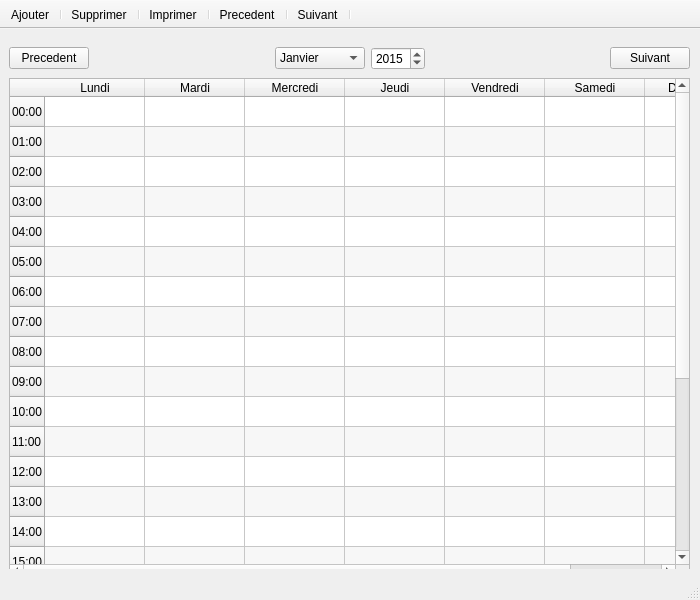
Qt form calendarwindow.ui (willemotlucas/ProjectCalendar) before a commit.
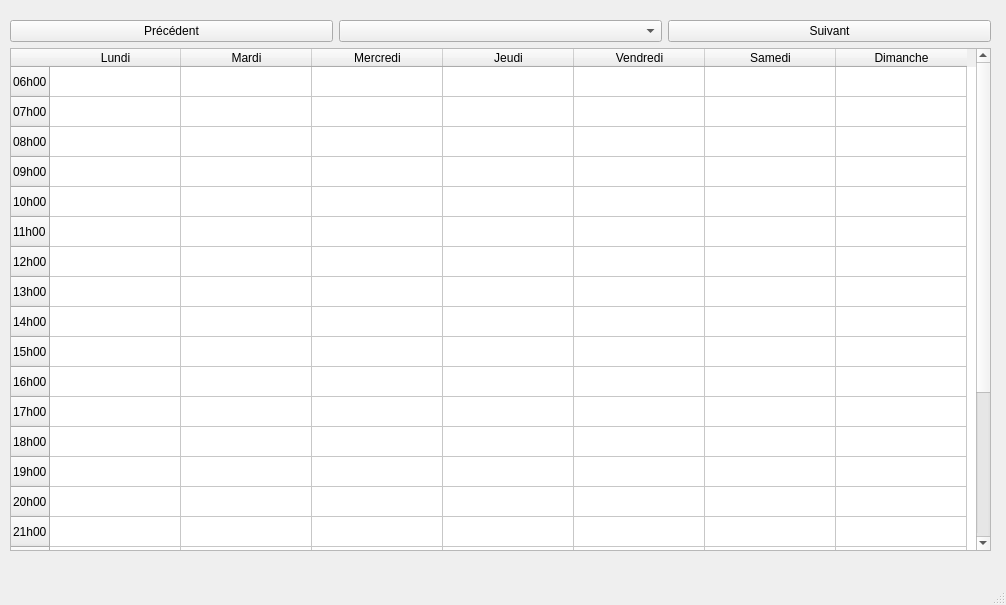
The same form after that commit.

```diff
--- a/calendarwindow.ui
+++ b/calendarwindow.ui
@@ -6,162 +6,163 @@
    <rect>
     <x>0</x>
     <y>0</y>
-    <width>700</width>
-    <height>600</height>
+    <width>1006</width>
+    <height>605</height>
    </rect>
   </property>
-  <property name="minimumSize">
-   <size>
-    <width>700</width>
-    <height>600</height>
-   </size>
-  </property>
   <property name="windowTitle">
    <string>Project Calendar</string>
   </property>
   <widget class="QWidget" name="centralwidget">
-   <layout class="QHBoxLayout" name="horizontalLayout">
-    <item>
-     <widget class="QWidget" name="fenetre" native="true">
+   <widget class="QWidget" name="">
+    <property name="geometry">
+     <rect>
+      <x>10</x>
+      <y>20</y>
+      <width>981</width>
+      <height>531</height>
+     </rect>
+    </property>
+    <layout class="QVBoxLayout" name="verticalLayout">
+     <item>
+      <layout class="QHBoxLayout" name="horizontalLayout">
+       <item>
+        <widget class="QPushButton" name="previous_week">
+         <property name="text">
+          <string>Précédent</string>
+         </property>
+        </widget>
+       </item>
+       <item>
+        <widget class="QComboBox" name="choose_week"/>
+       </item>
+       <item>
+        <widget class="QPushButton" name="next_week">
+         <property name="text">
+          <string>Suivant</string>
+         </property>
+        </widget>
+       </item>
+      </layout>
+     </item>
+     <item>
       <widget class="QTableWidget" name="agenda_widget">
-       <property name="geometry">
-        <rect>
-         <x>0</x>
-         <y>40</y>
-         <width>681</width>
-         <height>501</height>
-        </rect>
-       </property>
-       <property name="alternatingRowColors">
-        <bool>true</bool>
-       </property>
-       <property name="selectionMode">
-        <enum>QAbstractItemView::SingleSelection</enum>
-       </property>
-       <property name="selectionBehavior">
-        <enum>QAbstractItemView::SelectItems</enum>
-       </property>
-       <attribute name="horizontalHeaderCascadingSectionResizes">
-        <bool>true</bool>
+       <attribute name="horizontalHeaderDefaultSectionSize">
+        <number>131</number>
        </attribute>
        <row>
         <property name="text">
-         <string>00:00</string>
+         <string>06h00</string>
         </property>
        </row>
        <row>
         <property name="text">
-         <string>01:00</string>
+         <string>07h00</string>
         </property>
        </row>
        <row>
         <property name="text">
-         <string>02:00</string>
+         <string>08h00</string>
         </property>
        </row>
        <row>
         <property name="text">
-         <string>03:00</string>
+         <string>09h00</string>
         </property>
        </row>
        <row>
         <property name="text">
-         <string>04:00</string>
+         <string>10h00</string>
         </property>
        </row>
        <row>
         <property name="text">
-         <string>05:00</string>
+         <string>11h00</string>
         </property>
        </row>
        <row>
         <property name="text">
-         <string>06:00</string>
+         <string>12h00</string>
         </property>
        </row>
        <row>
         <property name="text">
-         <string>07:00</string>
+         <string>13h00</string>
         </property>
        </row>
        <row>
         <property name="text">
-         <string>08:00</string>
+         <string>14h00</string>
         </property>
        </row>
        <row>
         <property name="text">
-         <string>09:00</string>
+         <string>15h00</string>
         </property>
        </row>
        <row>
         <property name="text">
-         <string>10:00</string>
+         <string>16h00</string>
         </property>
        </row>
        <row>
         <property name="text">
-         <string>11:00</string>
+         <string>17h00</string>
         </property>
        </row>
        <row>
         <property name="text">
-         <string>12:00</string>
+         <string>18h00</string>
         </property>
        </row>
        <row>
         <property name="text">
-         <string>13:00</string>
+         <string>19h00</string>
         </property>
        </row>
        <row>
         <property name="text">
-         <string>14:00</string>
+         <string>20h00</string>
         </property>
        </row>
        <row>
         <property name="text">
-         <string>15:00</string>
+         <string>21h00</string>
         </property>
        </row>
        <row>
         <property name="text">
-         <string>16:00</string>
+         <string>22h00</string>
         </property>
        </row>
        <row>
         <property name="text">
-         <string>17:00</string>
+         <string>00h00</string>
         </property>
        </row>
        <row>
         <property name="text">
-         <string>18:00</string>
+         <string>01h00</string>
         </property>
        </row>
        <row>
         <property name="text">
-         <string>19:00</string>
+         <string>02h00</string>
         </property>
        </row>
        <row>
         <property name="text">
-         <string>20:00</string>
+         <string>03h00</string>
         </property>
        </row>
        <row>
         <property name="text">
-         <string>21:00</string>
+         <string>04h00</string>
         </property>
        </row>
        <row>
         <property name="text">
-         <string>22:00</string>
-        </property>
-       </row>
-       <row>
-        <property name="text">
-         <string>23:00</string>
+         <string>05h00</string>
         </property>
        </row>
        <column>
@@ -199,201 +200,22 @@
          <string>Dimanche</string>
         </property>
        </column>
-       <item row="0" column="0">
-        <property name="text">
-         <string/>
-        </property>
-       </item>
       </widget>
-      <widget class="QWidget" name="horizontalLayoutWidget">
-       <property name="geometry">
-        <rect>
-         <x>0</x>
-         <y>0</y>
-         <width>681</width>
-         <height>41</height>
-        </rect>
-       </property>
-       <layout class="QHBoxLayout" name="horizontalLayout_2">
-        <item>
-         <widget class="QPushButton" name="pushButton">
-          <property name="text">
-           <string>Precedent</string>
-          </property>
-         </widget>
-        </item>
-        <item>
-         <spacer name="horizontalSpacer">
-          <property name="orientation">
-           <enum>Qt::Horizontal</enum>
-          </property>
-          <property name="sizeHint" stdset="0">
-           <size>
-            <width>40</width>
-            <height>20</height>
-           </size>
-          </property>
-         </spacer>
-        </item>
-        <item>
-         <widget class="QComboBox" name="comboBox">
-          <item>
-           <property name="text">
-            <string>Janvier</string>
-           </property>
-          </item>
-          <item>
-           <property name="text">
-            <string>Fevrier</string>
-           </property>
-          </item>
-          <item>
-           <property name="text">
-            <string>Mars</string>
-           </property>
-          </item>
-          <item>
-           <property name="text">
-            <string>Avril</string>
-           </property>
-          </item>
-          <item>
-           <property name="text">
-            <string>Mai</string>
-           </property>
-          </item>
-          <item>
-           <property name="text">
-            <string>Juin</string>
-           </property>
-          </item>
-          <item>
-           <property name="text">
-            <string>Juillet</string>
-           </property>
-          </item>
-          <item>
-           <property name="text">
-            <string>Aout</string>
-           </property>
-          </item>
-          <item>
-           <property name="text">
-            <string>Septembre</string>
-           </property>
-          </item>
-          <item>
-           <property name="text">
-            <string>Octobre</string>
-           </property>
-          </item>
-          <item>
-           <property name="text">
-            <string>Novembre</string>
-           </property>
-          </item>
-          <item>
-           <property name="text">
-            <string>Decembre</string>
-           </property>
-          </item>
-         </widget>
-        </item>
-        <item>
-         <widget class="QSpinBox" name="annee">
-          <property name="minimum">
-           <number>1950</number>
-          </property>
-          <property name="maximum">
-           <number>2050</number>
-          </property>
-          <property name="value">
-           <number>2015</number>
-          </property>
-         </widget>
-        </item>
-        <item>
-         <spacer name="horizontalSpacer_2">
-          <property name="orientation">
-           <enum>Qt::Horizontal</enum>
-          </property>
-          <property name="sizeHint" stdset="0">
-           <size>
-            <width>40</width>
-            <height>20</height>
-           </size>
-          </property>
-         </spacer>
-        </item>
-        <item>
-         <widget class="QPushButton" name="pushButton_2">
-          <property name="text">
-           <string>Suivant</string>
-          </property>
-         </widget>
-        </item>
-       </layout>
-      </widget>
-     </widget>
-    </item>
-   </layout>
+     </item>
+    </layout>
+   </widget>
+  </widget>
+  <widget class="QMenuBar" name="menubar">
+   <property name="geometry">
+    <rect>
+     <x>0</x>
+     <y>0</y>
+     <width>1006</width>
+     <height>21</height>
+    </rect>
+   </property>
   </widget>
   <widget class="QStatusBar" name="statusbar"/>
-  <widget class="QToolBar" name="toolBar">
-   <property name="windowTitle">
-    <string>toolBar</string>
-   </property>
-   <property name="movable">
-    <bool>false</bool>
-   </property>
-   <property name="allowedAreas">
-    <set>Qt::TopToolBarArea</set>
-   </property>
-   <property name="floatable">
-    <bool>false</bool>
-   </property>
-   <attribute name="toolBarArea">
-    <enum>TopToolBarArea</enum>
-   </attribute>
-   <attribute name="toolBarBreak">
-    <bool>false</bool>
-   </attribute>
-   <addaction name="actionAjouterTache"/>
-   <addaction name="separator"/>
-   <addaction name="actionSupprimerTache"/>
-   <addaction name="separator"/>
-   <addaction name="actionImprimerTache"/>
-   <addaction name="separator"/>
-   <addaction name="actionPrecedentSemaine"/>
-   <addaction name="separator"/>
-   <addaction name="actionSuivantSemaine"/>
-   <addaction name="separator"/>
-  </widget>
-  <action name="actionAjouterTache">
-   <property name="text">
-    <string>Ajouter</string>
-   </property>
-  </action>
-  <action name="actionSupprimerTache">
-   <property name="text">
-    <string>Supprimer</string>
-   </property>
-  </action>
-  <action name="actionPrecedentSemaine">
-   <property name="text">
-    <string>Precedent</string>
-   </property>
-  </action>
-  <action name="actionSuivantSemaine">
-   <property name="text">
-    <string>Suivant</string>
-   </property>
-  </action>
-  <action name="actionImprimerTache">
-   <property name="text">
-    <string>Imprimer</string>
-   </property>
-  </action>
  </widget>
  <resources/>
  <connections/>
```
Left out of the diff: 12 changed lines with no effect on the pictures.
